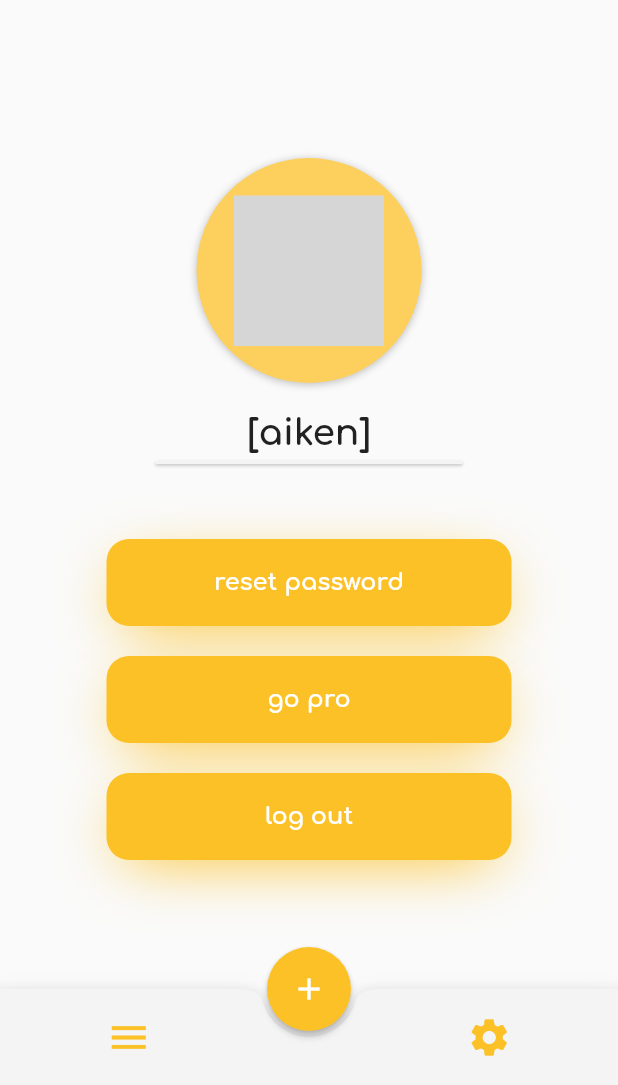
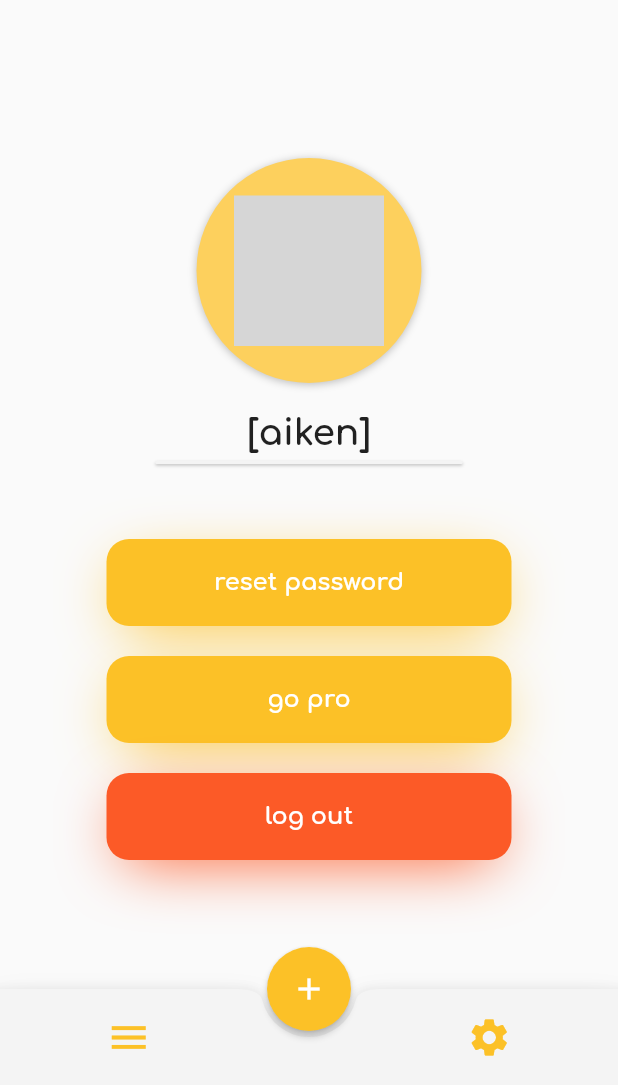
Before and after one commit to aeriotech/codeweek-app, a Flutter app: the SettingsScreen screen opened by its route, on a phone screen of 412 x 824 dp, the part 151-1236 px from its top. Run offline on Flutter 3.47's test engine with Material 2 defaults, Android fonts, the phone set to English and light mode, and no system bars; our stand-ins replace flutter_datetime_picker, flutter_svg, google_fonts; missing offline and left inert: qr_code_scanner; network calls fail; grey boxes are pictures that could not be loaded.

Commit message:
Color stuff

```diff
--- a/lib/screens/login.screen.dart
+++ b/lib/screens/login.screen.dart
@@ -1,4 +1,5 @@
 import 'package:cookify/screens/selection.screen.dart';
+import 'package:cookify/utils/constants/colors.dart';
 import 'package:cookify/widgets/button.widget.dart';
 import 'package:cookify/widgets/login_form.widget.dart';
 import 'package:flutter/material.dart';
@@ -39,7 +40,7 @@ class _LoginScreenState extends State<LoginScreen> {
               passwordController: _passwordController,
             ),
             SizedBox(height: height * 0.1),
-            CookifyButton(text: 'log in', onPressed: login),
+            CookifyButton(text: 'log in', onPressed: login, color: CookifyColors.yellow),
           ],
         ),
       ),
--- a/lib/screens/selection.screen.dart
+++ b/lib/screens/selection.screen.dart
@@ -1,3 +1,4 @@
+import 'package:cookify/utils/constants/colors.dart';
 import 'package:cookify/widgets/button.widget.dart';
 import 'package:flutter/material.dart';
 import 'package:cookify/screens/home.screen.dart';
@@ -19,9 +20,9 @@ class SelectionScreen extends StatelessWidget {
           crossAxisAlignment: CrossAxisAlignment.center,
           mainAxisAlignment: MainAxisAlignment.center,
           children: [
-            CookifyButton(text: 'add items', onPressed: () => addItems(context)),
+            CookifyButton(text: 'add items', onPressed: () => addItems(context), color: CookifyColors.yellow),
             const SizedBox(height: 20.0,),
-            CookifyButton(text: 'hungry?', onPressed: () => addItems(context)),
+            CookifyButton(text: 'hungry?', onPressed: () => addItems(context), color: CookifyColors.yellow),
           ],
         ),
       ),
--- a/lib/screens/settings.screen.dart
+++ b/lib/screens/settings.screen.dart
@@ -61,15 +61,15 @@ class _SettingsScreenState extends State<SettingsScreen> {
             const SizedBox(height: 5.0),
             const CookifySeperator(width: 205.0),
             const SizedBox(height: 50.0,),
-            CookifyButton(text: 'reset password', onPressed: addItems),
+            CookifyButton(text: 'reset password', onPressed: addItems, color: CookifyColors.yellow,),
             const SizedBox(
               height: 20.0,
             ),
-            CookifyButton(text: 'go pro', onPressed: addItems),
+            CookifyButton(text: 'go pro', onPressed: addItems, color: CookifyColors.yellow),
             const SizedBox(
               height: 20.0,
             ),
-            CookifyButton(text: 'log out', onPressed: addItems),
+            CookifyButton(text: 'log out', onPressed: addItems, color: CookifyColors.red),
           ],
         ),
       ),
--- a/lib/widgets/add_item_modal/add_item_modal.widget.dart
+++ b/lib/widgets/add_item_modal/add_item_modal.widget.dart
@@ -92,11 +92,13 @@ class _AddItemModalState extends State<AddItemModal> {
                   CookifyButton(
                     text: 'scan barcode',
                     onPressed: _handleScanButtonPressed,
+                    color: CookifyColors.yellow
                   ),
                   const SizedBox(height: 20.0),
                   CookifyButton(
                     text: 'add',
                     onPressed: _handleAddItem,
+                    color: CookifyColors.yellow
                   ),
                 ],
               ),
--- a/lib/widgets/button.widget.dart
+++ b/lib/widgets/button.widget.dart
@@ -3,10 +3,12 @@ import 'package:flutter/material.dart';
 import 'package:google_fonts/google_fonts.dart';
 
 class CookifyButton extends StatefulWidget {
-  const CookifyButton({Key? key, required this.text, required this.onPressed}) : super(key: key);
+  const CookifyButton({Key? key, required this.text, required this.onPressed, required this.color})
+      : super(key: key);
 
   final String text;
   final Function onPressed;
+  final Color color;
 
   @override
   State<CookifyButton> createState() => _CookifyButtonState();
@@ -18,22 +20,21 @@ class _CookifyButtonState extends State<CookifyButton> {
   void _setPressed(bool pressed) => setState(() => _pressed = pressed);
   void _setTriggered(bool triggered) => setState(() => _triggered = triggered);
 
-  BoxShadow _buildShadow(ColorScheme colorScheme) => _pressed || _triggered
+  BoxShadow _buildShadow() => _pressed || _triggered
       ? BoxShadow(
           offset: const Offset(0, 10.0),
           blurRadius: 35.0,
-          color: CookifyColors.yellow.withOpacity(0.3),
+          color: widget.color.withOpacity(0.3),
         )
       : BoxShadow(
           offset: const Offset(0, 10.0),
           blurRadius: 35.0,
           spreadRadius: -10.0,
-          color: CookifyColors.yellow.withOpacity(1),
+          color: widget.color.withOpacity(1),
         );
 
   @override
   Widget build(BuildContext context) {
-    final colorScheme = Theme.of(context).colorScheme;
     return GestureDetector(
       onTapDown: (_) {
         _setPressed(true);
@@ -50,10 +51,10 @@ class _CookifyButtonState extends State<CookifyButton> {
         duration: const Duration(milliseconds: 200),
         onEnd: () => _setTriggered(false),
         decoration: BoxDecoration(
-          color: CookifyColors.yellow,
+          color: widget.color,
           borderRadius: BorderRadius.circular(15.0),
           boxShadow: [
-            _buildShadow(colorScheme),
+            _buildShadow(),
           ],
         ),
         child: Padding(
@@ -64,7 +65,11 @@ class _CookifyButtonState extends State<CookifyButton> {
                 alignment: Alignment.center,
                 child: Text(
                   widget.text,
-                  style: TextStyle(color: Colors.white, fontSize: 16.0, fontWeight: FontWeight.bold, fontFamily: GoogleFonts.comfortaa().fontFamily),
+                  style: TextStyle(
+                      color: Colors.white,
+                      fontSize: 16.0,
+                      fontWeight: FontWeight.bold,
+                      fontFamily: GoogleFonts.comfortaa().fontFamily),
                 ),
               ),
             ],
```
